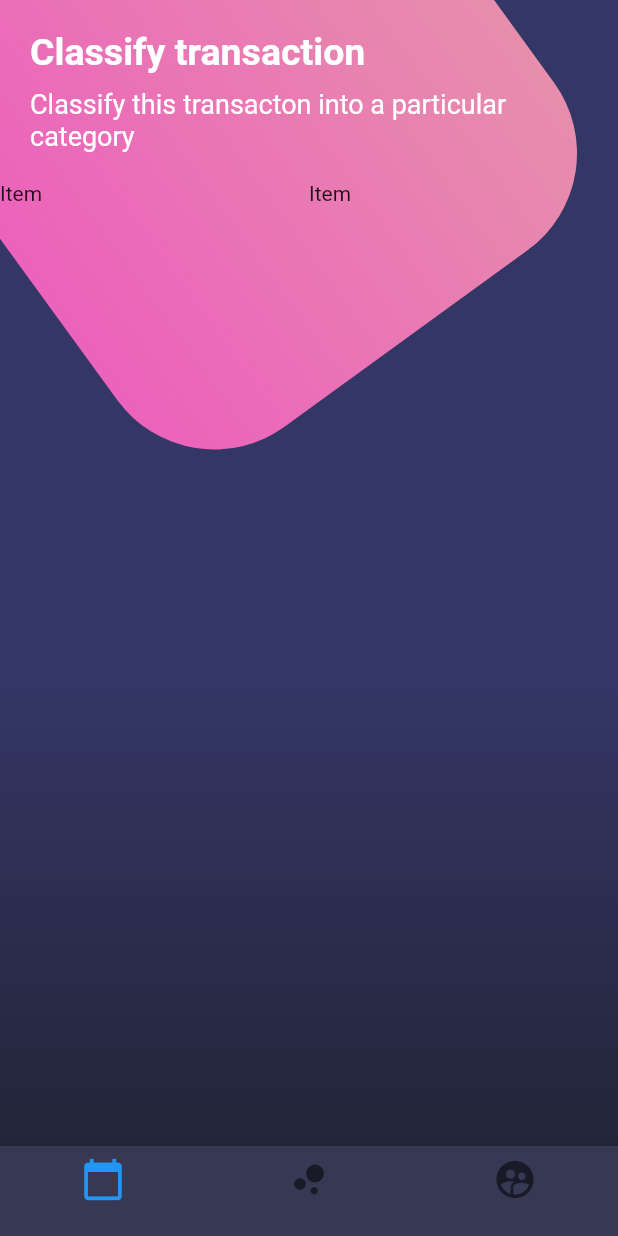
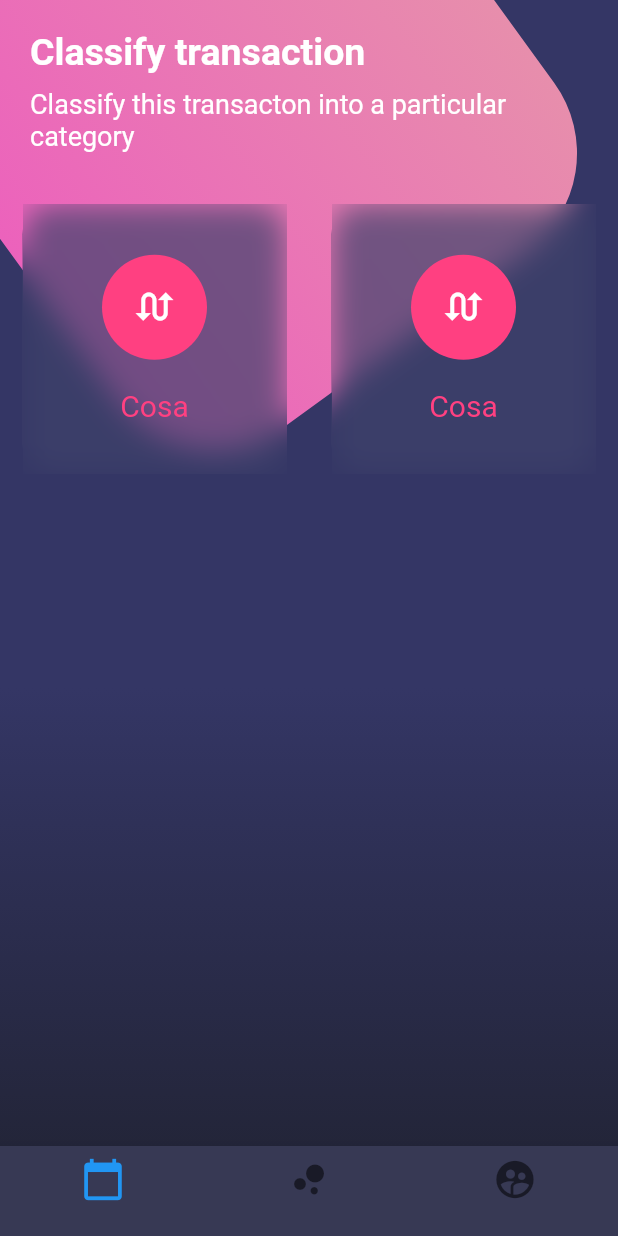
Before and after one commit to AntonioAV/disenos, a Flutter app: the screen it shows after launch, on a phone screen of 412 x 824 dp. Run offline on Flutter 3.47's test engine with Material 2 defaults, Android fonts, the phone set to English and light mode, and no system bars.

Commit message:
Las esquinas no se redondean

```diff
--- a/lib/src/pages/botones_page.dart
+++ b/lib/src/pages/botones_page.dart
@@ -1,3 +1,5 @@
+import 'dart:ui';
+
 import 'package:flutter/material.dart';
 import 'dart:math';
 
@@ -132,11 +134,54 @@ class BotonesPage extends StatelessWidget {
       children: [
         TableRow(
           children: [
-            Text('Item'),
-            Text('Item'),
+            _crearBotonRedondeado(),
+            _crearBotonRedondeado(),
           ],
         ),
       ],
     );
   }
+
+  Widget _crearBotonRedondeado() {
+    return Container(
+      height: 180.0,
+      margin: EdgeInsets.all(15.0),
+      decoration: BoxDecoration(
+        color: Color.fromRGBO(62, 66, 107, 0.70),
+        borderRadius: BorderRadius.circular(20.0),
+      ),
+      child: ClipRect(
+        child: BackdropFilter(
+          filter: ImageFilter.blur(sigmaX: 10.0, sigmaY: 10.0),
+          child: Column(
+            mainAxisAlignment: MainAxisAlignment.spaceAround,
+            children: [
+              SizedBox(
+                height: 5.0,
+              ),
+              CircleAvatar(
+                backgroundColor: Colors.pinkAccent,
+                radius: 35.0,
+                child: Icon(
+                  Icons.swap_calls,
+                  color: Colors.white,
+                  size: 30.0,
+                ),
+              ),
+              Text(
+                'Cosa',
+                style: TextStyle(
+                  color: Colors.pinkAccent,
+                  fontSize: 20.0,
+                ),
+              ),
+              SizedBox(
+                height: 5.0,
+              ),
+            ],
+          ),
+        ),
+      ),
+    );
+  }
 }
```
